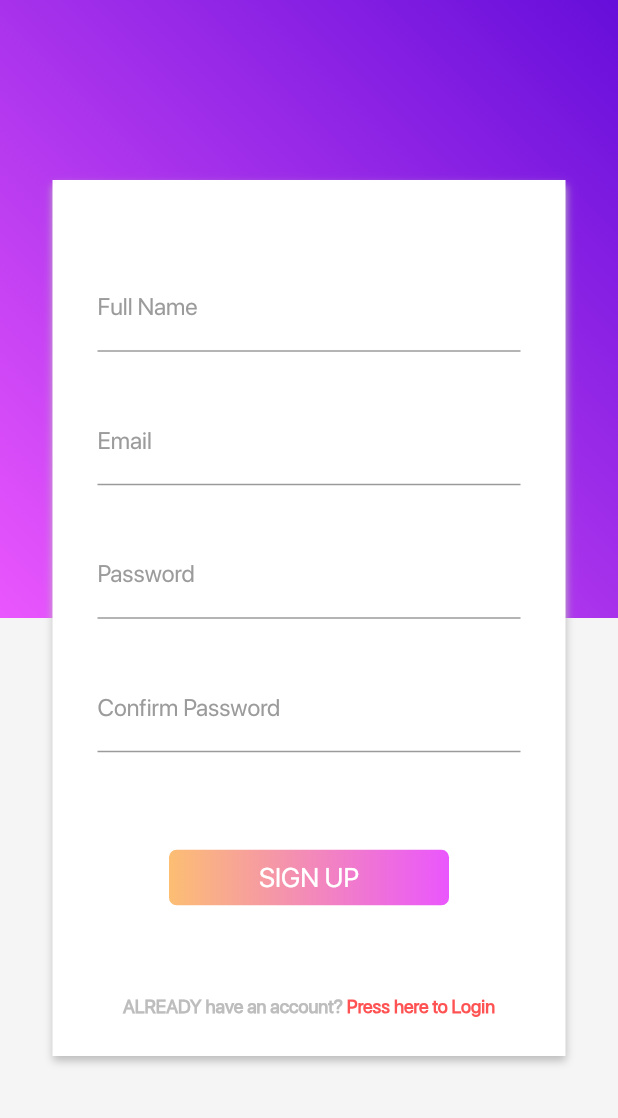
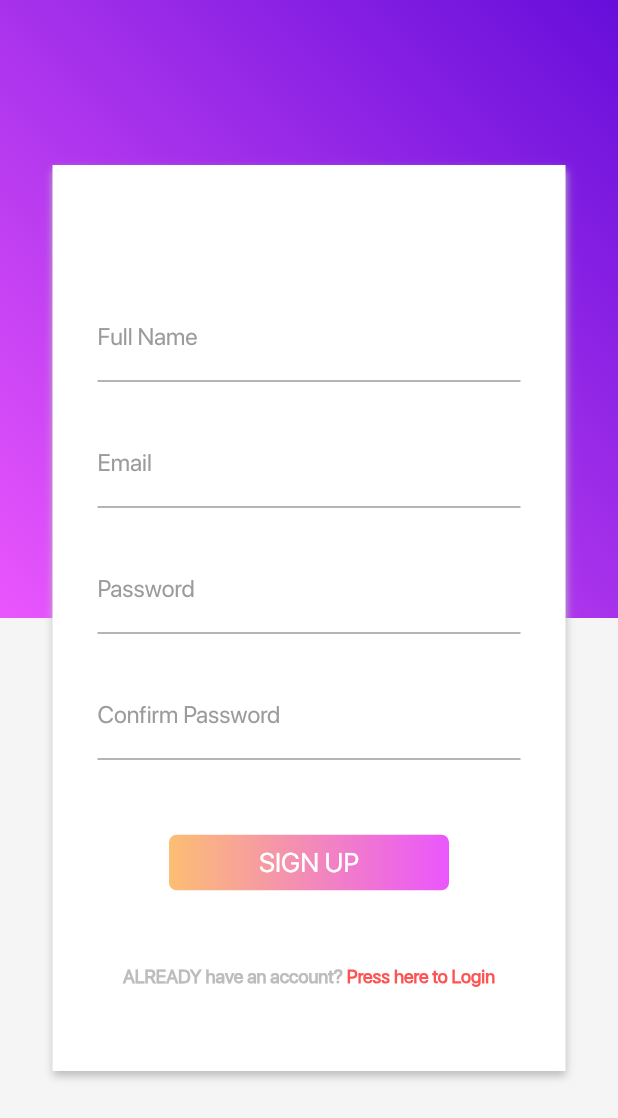
Before and after one commit to feMoraes0/wallet-ui, a Flutter app: the Register screen opened by its route, on a phone screen of 412 x 824 dp. Shown: the top 1118 px of the screen. Run offline on Flutter 3.47's test engine with Material 2 defaults, Android fonts, the phone set to English and light mode, and no system bars; network calls fail.

Commit message:
Updated to small phones

```diff
--- a/lib/screen/home.dart
+++ b/lib/screen/home.dart
@@ -63,7 +63,7 @@ class Home extends StatelessWidget {
             ),
           ],
           labelColor: Color(0xffff2d55),
-          unselectedLabelColor: Colors.grey[300],
+          unselectedLabelColor: Colors.grey[400],
           indicatorColor: Colors.white,
         ),
       ),
--- a/lib/screen/register.dart
+++ b/lib/screen/register.dart
@@ -11,12 +11,12 @@ class Register extends StatelessWidget {
     return Screen(
       box: BoxCustom(
         width: size.width - 70.0,
-        heigth: size.height - 240.0,
+        heigth: size.height - 220.0,
         child: Column(
           mainAxisAlignment: MainAxisAlignment.center,
           children: <Widget>[
             Padding(
-              padding: const EdgeInsets.only(bottom: 30.0),
+              padding: const EdgeInsets.only(bottom: 25.0),
               child: TextField(
                 decoration: InputDecoration(
                   labelText: "Full Name",
@@ -33,7 +33,7 @@ class Register extends StatelessWidget {
               ),
             ),
             Padding(
-              padding: const EdgeInsets.only(bottom: 30.0),
+              padding: const EdgeInsets.only(bottom: 25.0),
               child: TextField(
                 decoration: InputDecoration(
                   labelText: "Email",
@@ -50,7 +50,7 @@ class Register extends StatelessWidget {
               ),
             ),
             Padding(
-              padding: const EdgeInsets.only(bottom: 30.0),
+              padding: const EdgeInsets.only(bottom: 25.0),
               child: TextField(
                 decoration: InputDecoration(
                   labelText: "Password",
@@ -67,7 +67,7 @@ class Register extends StatelessWidget {
               ),
             ),
             Padding(
-              padding: const EdgeInsets.only(bottom: 65.0),
+              padding: const EdgeInsets.only(bottom: 50.0),
               child: TextField(
                 decoration: InputDecoration(
                   labelText: "Confirm Password",
@@ -84,7 +84,7 @@ class Register extends StatelessWidget {
               ),
             ),
             Padding(
-              padding: const EdgeInsets.only(bottom: 60.0),
+              padding: const EdgeInsets.only(bottom: 50.0),
               child: GradientButton(text: "SIGN UP"),
             ),
             GestureDetector(
```
Also changed, not shown: lib/screen/login.dart (+4 -4 lines).
